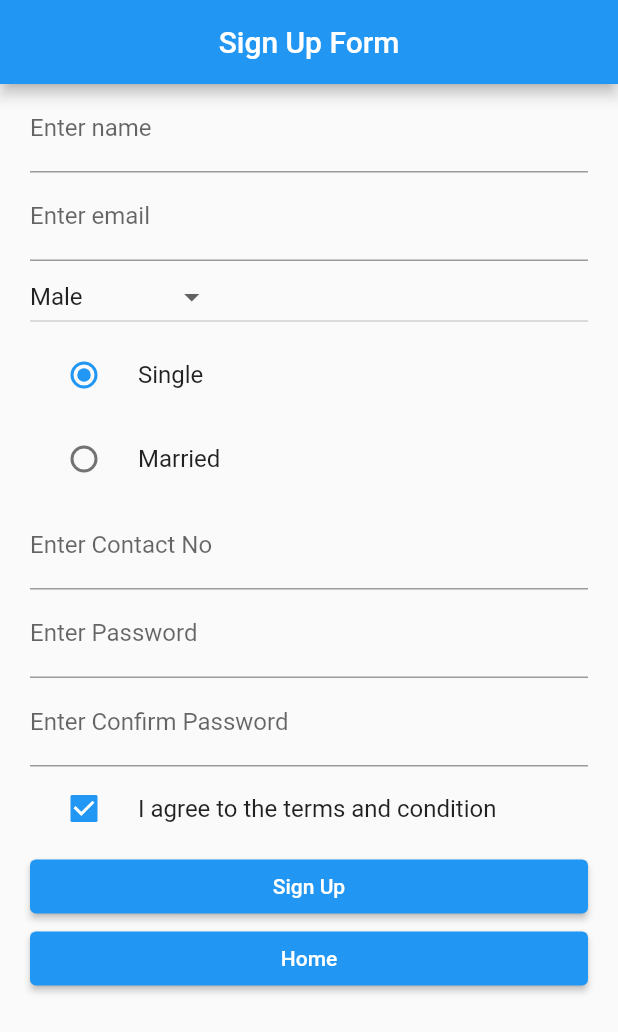
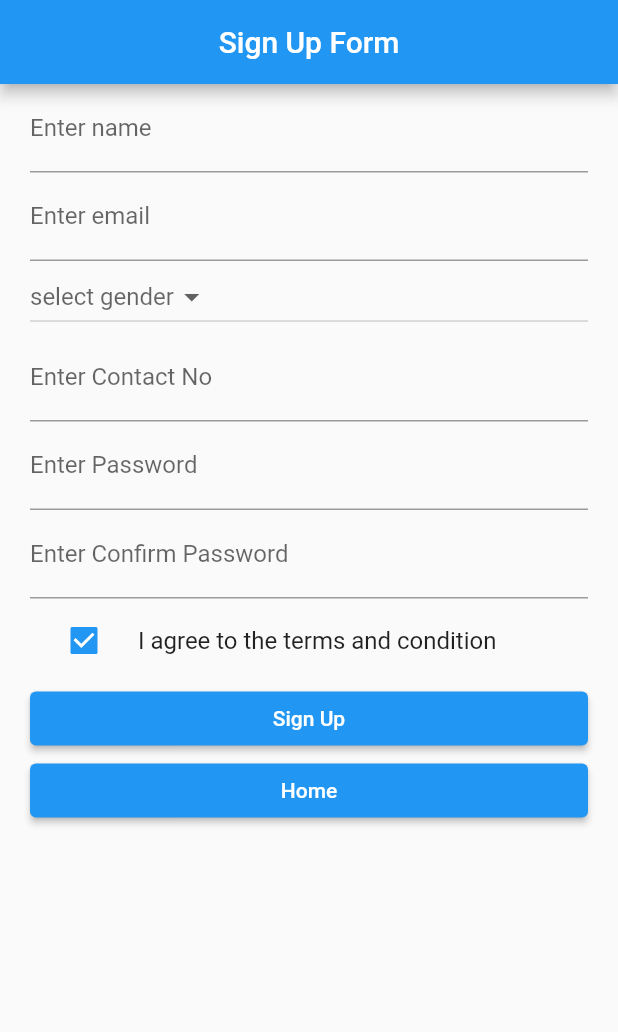
Before and after one commit to MoniraMitu/theAddressPmsFlutter, a Flutter app: the SignUp screen opened directly, on a phone screen of 412 x 824 dp. Shown: the top 1032 px of the screen. Run offline on Flutter 3.47's test engine with Material 2 defaults, Android fonts, the light colour scheme and no system bars; our stand-ins replace fluttertoast.

Commit message:
code added

```diff
--- a/lib/Model/signUpmodel.dart
+++ b/lib/Model/signUpmodel.dart
@@ -14,7 +14,7 @@ String postToJson(Post data) => json.encode(data.toJson());
 class Post {
   String? name;
   String? email;
-  int? gender;
+  String? gender;
   String? password;
   int? contactNo;
   int? id;
--- a/lib/editUpdate.dart
+++ b/lib/editUpdate.dart
@@ -50,7 +50,7 @@ class _SignUpFormState extends State<SignUpForm> {
   String _email = '';
   // int _age = -1;
   String _maritalStatus = 'single';
-  int _selectGender = 0;
+  String _selectGender = '';
   String _password = '';
   int _contactNo = 0;
   bool _termsChecked = true;
@@ -85,7 +85,7 @@ class _SignUpFormState extends State<SignUpForm> {
     if (widget.postModel2 != null) {
       _name = widget.postModel2!.name.toString();
       _email = widget.postModel2!.email.toString();
-      _selectGender = widget.postModel2!.gender!;
+      _selectGender = widget.postModel2!.gender.toString();
       _password = widget.postModel2!.password.toString();
       _contactNo = widget.postModel2!.contactNo!;
 
@@ -169,7 +169,7 @@ class _SignUpFormState extends State<SignUpForm> {
       value: _selectGender,
       onChanged: (value) {
         setState(() {
-          _selectGender = int.parse(value.toString());
+          _selectGender = value.toString();
         });
       },
     ));
--- a/lib/list.dart
+++ b/lib/list.dart
@@ -15,7 +15,7 @@ class _ViewListState extends State<ViewList> {
   late List<Post>? _postList = [];
 
   void _getData() async {
-    _postList = (await Service2().getPost())!;
+    _postList = (await Service2().getPost());
     Future.delayed(const Duration(seconds: 1)).then((value) => setState(
           () {},
         ));
--- a/lib/main.dart
+++ b/lib/main.dart
@@ -3,8 +3,21 @@ import 'package:fluttertoast/fluttertoast.dart';
 import 'package:the_address_pms/log.dart';
 import 'package:the_address_pms/signUp.dart';
 
+import 'list.dart';
+
 void main() {
   runApp(LogInForm());
+}
+
+class MyWidget extends StatelessWidget {
+  const MyWidget({super.key});
+
+  @override
+  Widget build(BuildContext context) {
+    return MaterialApp(
+      home: ViewList(),
+    );
+  }
 }
 
 displayToastMassage(String massage, BuildContext) {
--- a/lib/signUp.dart
+++ b/lib/signUp.dart
@@ -52,8 +52,8 @@ class _SignUpFormState extends State<SignUpForm> {
   String _name = '';
   String _email = '';
   // int _dob = -1;
-  String _maritalStatus = 'single';
-  int _selectGender = 0;
+  // String _maritalStatus = 'single';
+  String _selectGender = '';
   String _password = '';
   int _contactNo = -1;
 
@@ -154,35 +154,35 @@ class _SignUpFormState extends State<SignUpForm> {
       value: _selectGender,
       onChanged: (value) {
         setState(() {
-          _selectGender = int.parse(value.toString());
+          _selectGender = value.toString();
         });
       },
     ));
 
-    formWidget.add(Column(
-      children: <Widget>[
-        RadioListTile<String>(
-          title: const Text('Single'),
-          value: 'single',
-          groupValue: _maritalStatus,
-          onChanged: (value) {
-            setState(() {
-              _maritalStatus = value.toString();
-            });
-          },
-        ),
-        RadioListTile<String>(
-          title: const Text('Married'),
-          value: 'married',
-          groupValue: _maritalStatus,
-          onChanged: (value) {
-            setState(() {
-              _maritalStatus = value.toString();
-            });
-          },
-        ),
-      ],
-    ));
+    // formWidget.add(Column(
+    //   children: <Widget>[
+    //     RadioListTile<String>(
+    //       title: const Text('Single'),
+    //       value: 'single',
+    //       groupValue: _maritalStatus,
+    //       onChanged: (value) {
+    //         setState(() {
+    //           _maritalStatus = value.toString();
+    //         });
+    //       },
+    //     ),
+    //     RadioListTile<String>(
+    //       title: const Text('Married'),
+    //       value: 'married',
+    //       groupValue: _maritalStatus,
+    //       onChanged: (value) {
+    //         setState(() {
+    //           _maritalStatus = value.toString();
+    //         });
+    //       },
+    //     ),
+    //   ],
+    // ));
 
     formWidget.add(TextFormField(
       decoration: const InputDecoration(
@@ -312,7 +312,7 @@ class _SignUpFormState extends State<SignUpForm> {
 
       (await Service2().createPost(ps));
 
-      print("Marital Status " + _maritalStatus);
+      // print("Marital Status " + _maritalStatus);
       print("Password " + _password);
       print("Termschecked " + _termsChecked.toString());
       ScaffoldMessenger.of(context)
```
Also changed, not shown: lib/service/service.dart (+11 -4 lines).
